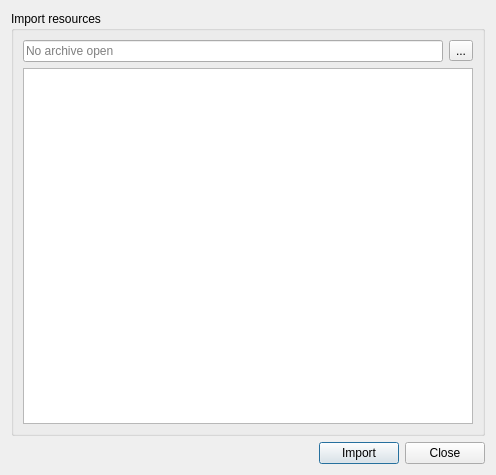
Qt form editor/gui/dlgimport.ui (ensisoft/detonator) before a commit.
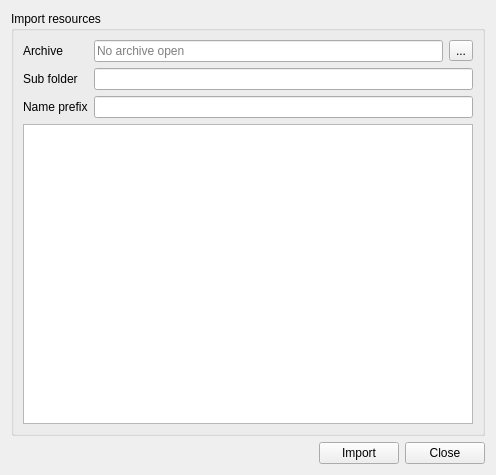
The same form after that commit. Icons and pictures are not drawn.

Commit message:
Add UI for specifying resource name prefix and import sub folder
Add UI for specifying resource name prefix and import sub folder
when importing a resource archive.

The edit to the form file:
```diff
--- a/editor/gui/dlgimport.ui
+++ b/editor/gui/dlgimport.ui
@@ -23,6 +23,15 @@
        </property>
        <layout class="QVBoxLayout" name="verticalLayout">
         <item>
+         <layout class="QGridLayout" name="gridLayout">
+          <item row="0" column="0">
+           <widget class="QLabel" name="label">
+            <property name="text">
+             <string>Archive</string>
+            </property>
+           </widget>
+          </item>
+          <item row="0" column="1">
          <layout class="QHBoxLayout" name="horizontalLayout_3">
           <item>
            <widget class="QLineEdit" name="file">
@@ -62,6 +71,28 @@
           </item>
          </layout>
         </item>
+          <item row="1" column="0">
+           <widget class="QLabel" name="label_2">
+            <property name="text">
+             <string>Sub folder</string>
+            </property>
+           </widget>
+          </item>
+          <item row="1" column="1">
+           <widget class="QLineEdit" name="folder"/>
+          </item>
+          <item row="2" column="0">
+           <widget class="QLabel" name="label_3">
+            <property name="text">
+             <string>Name prefix</string>
+            </property>
+           </widget>
+          </item>
+          <item row="2" column="1">
+           <widget class="QLineEdit" name="prefix"/>
+          </item>
+         </layout>
+        </item>
         <item>
          <widget class="QListWidget" name="list"/>
         </item>
@@ -93,6 +124,9 @@
        <property name="text">
         <string>Import</string>
        </property>
+       <property name="autoDefault">
+        <bool>false</bool>
+       </property>
       </widget>
      </item>
      <item>
@@ -100,6 +134,9 @@
        <property name="text">
         <string>Close</string>
        </property>
+       <property name="autoDefault">
+        <bool>false</bool>
+       </property>
       </widget>
      </item>
     </layout>
```
Left out of the diff: 5 changed lines with no effect on the pictures. Lines whose indentation alone changed are shown as unchanged. The commit also changes 7 other files.
